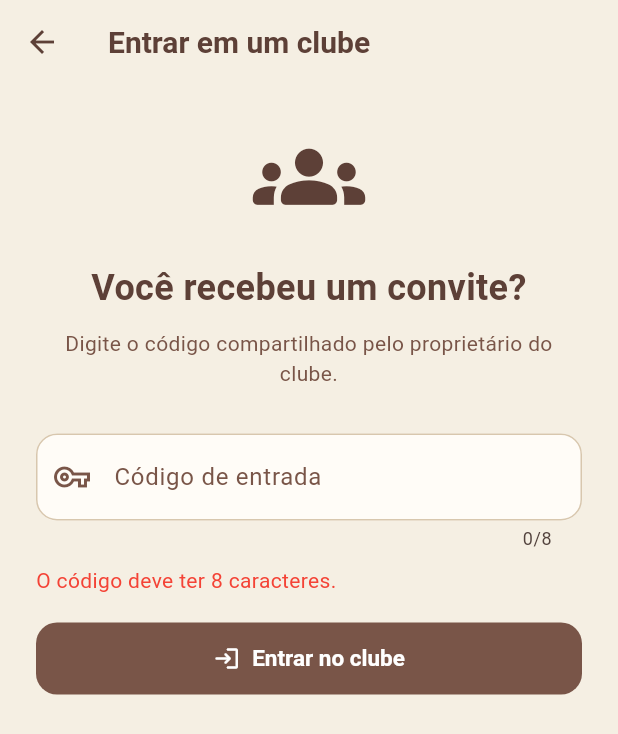
After one commit to effyus/readly, a Flutter app: the EntrarClubePage screen opened directly, after a tap on "Entrar no clube", on a phone screen of 412 x 824 dp. The commit adds this screen. Shown: the top 734 px of the screen. Run offline on Flutter 3.47's test engine with Material 3 defaults, Android fonts, the phone set to English and light mode, and no system bars; our stand-ins replace cloud_firestore, firebase_auth, firebase_core; accounts and stored records are empty.

Commit message:
feat: key

```diff
--- a/lib/clube_detalhes_page.dart
+++ b/lib/clube_detalhes_page.dart
@@ -104,9 +104,7 @@ class ClubeDetalhesPage extends StatelessWidget {
       titulo: 'Excluir clube?',
       mensagem:
           'O clube deixará de aparecer para todos os '
-          'participantes. As competições e os registros '
-          'serão preservados no Firebase para manter '
-          'o histórico. Esta ação não poderá ser '
+          'participantes. Esta ação não poderá ser '
           'desfeita pelo aplicativo.',
       acao: 'Excluir clube',
     );
--- /dev/null
+++ b/lib/entrar_clube_page.dart
@@ -0,0 +1,217 @@
+
+import 'package:cloud_firestore/cloud_firestore.dart';
+import 'package:firebase_auth/firebase_auth.dart';
+import 'package:flutter/material.dart';
+
+class EntrarClubePage extends StatefulWidget {
+  const EntrarClubePage({super.key});
+
+  @override
+  State<EntrarClubePage> createState() =>
+      _EntrarClubePageState();
+}
+
+class _EntrarClubePageState extends State<EntrarClubePage> {
+  static const cafe = Color(0xFF5D4037);
+  static const marrom = Color(0xFF795548);
+  static const papel = Color(0xFFF5EFE3);
+
+  final codigoController = TextEditingController();
+
+  bool carregando = false;
+  String? erro;
+
+  @override
+  void dispose() {
+    codigoController.dispose();
+    super.dispose();
+  }
+
+  Future<void> entrarNoClube() async {
+    final codigo = codigoController.text.trim().toUpperCase();
+    final uid = FirebaseAuth.instance.currentUser?.uid;
+
+    if (uid == null) {
+      setState(() => erro = 'Faça login novamente.');
+      return;
+    }
+
+    if (codigo.length != 8) {
+      setState(() {
+        erro = 'O código deve ter 8 caracteres.';
+      });
+      return;
+    }
+
+    setState(() {
+      carregando = true;
+      erro = null;
+    });
+
+    try {
+      final firestore = FirebaseFirestore.instance;
+
+      final resultado = await firestore
+          .collection('clubes')
+          .where('codigoEntrada', isEqualTo: codigo)
+          .limit(2)
+          .get();
+
+      if (resultado.docs.isEmpty) {
+        throw StateError('Nenhum clube encontrado com esse código.');
+      }
+
+      final clubesValidos = resultado.docs.where((doc) {
+        return doc.data()['excluido'] != true;
+      }).toList();
+
+      if (clubesValidos.isEmpty) {
+        throw StateError('Esse clube não está mais disponível.');
+      }
+
+      if (clubesValidos.length > 1) {
+        throw StateError(
+          'Código duplicado. Solicite outro convite ao responsável.',
+        );
+      }
+
+      final documento = clubesValidos.first;
+      final dados = documento.data();
+
+      final participantes =
+          List<String>.from(dados['participantes'] ?? []);
+
+      if (participantes.contains(uid)) {
+        throw StateError('Você já participa desse clube.');
+      }
+
+      // Confirma novamente os dados antes de entrar.
+      await firestore.runTransaction((transaction) async {
+        final atualizado =
+            await transaction.get(documento.reference);
+
+        if (!atualizado.exists) {
+          throw StateError('Clube não encontrado.');
+        }
+
+        final clube = atualizado.data()!;
+
+        if (clube['excluido'] == true ||
+            clube['codigoEntrada'] != codigo) {
+          throw StateError('Este convite não está disponível.');
+        }
+
+        final membros =
+            List<String>.from(clube['participantes'] ?? []);
+
+        if (membros.contains(uid)) {
+          throw StateError('Você já participa desse clube.');
+        }
+
+        transaction.update(documento.reference, {
+          'participantes': FieldValue.arrayUnion([uid]),
+        });
+      });
+
+      if (!mounted) return;
+
+      ScaffoldMessenger.of(context).showSnackBar(
+        SnackBar(
+          content: Text(
+            'Você entrou no clube ${dados['nome'] ?? ''}!',
+          ),
+        ),
+      );
+
+      Navigator.pop(context, true);
+    } on FirebaseException catch (e) {
+      if (mounted) {
+        setState(() {
+          erro = e.code == 'permission-denied'
+              ? 'O Firestore bloqueou a entrada. '
+                  'Confira as regras de participantes.'
+              : 'Erro no Firebase: ${e.message ?? e.code}';
+        });
+      }
+    } on StateError catch (e) {
+      if (mounted) {
+        setState(() => erro = e.message);
+      }
+    } catch (e) {
+      if (mounted) {
+        setState(() => erro = 'Não foi possível entrar: $e');
+      }
+    } finally {
+      if (mounted) {
+        setState(() => carregando = false);
+      }
+    }
+  }
+
+  @override
+  Widget build(BuildContext context) {
+    return Scaffold(
+      backgroundColor: papel,
+      appBar: AppBar(
+        title: const Text('Entrar em um clube'),
+      ),
+      body: ListView(
+        padding: const EdgeInsets.all(24),
+        children: [
+          const Icon(
+            Icons.groups_rounded,
+            size: 75,
+            color: cafe,
+          ),
+          const SizedBox(height: 20),
+          const Text(
+            'Você recebeu um convite?',
+            textAlign: TextAlign.center,
+            style: TextStyle(
+              color: cafe,
+              fontSize: 24,
+              fontWeight: FontWeight.bold,
+            ),
+          ),
+          const SizedBox(height: 10),
+          const Text(
+            'Digite o código compartilhado pelo '
+            'proprietário do clube.',
+            textAlign: TextAlign.center,
+            style: TextStyle(color: marrom),
+          ),
+          const SizedBox(height: 30),
+          TextField(
+            controller: codigoController,
+            textCapitalization: TextCapitalization.characters,
+            maxLength: 8,
+            decoration: const InputDecoration(
+              labelText: 'Código de entrada',
+              hintText: 'Ex.: ABCD1234',
+              border: OutlineInputBorder(),
+              prefixIcon: Icon(Icons.vpn_key_outlined),
+            ),
+            onSubmitted: (_) {
+              if (!carregando) entrarNoClube();
+            },
+          ),
+          if (erro != null) ...[
+            const SizedBox(height: 10),
+            Text(
+              erro!,
+              style: const TextStyle(color: Colors.red),
+            ),
+          ],
+          const SizedBox(height: 18),
+          FilledButton.icon(
+            onPressed: carregando ? null : entrarNoClube,
+            icon: const Icon(Icons.login_rounded),
+            label: Text(
+              carregando ? 'Entrando...' : 'Entrar no clube',
+            ),
+          ),
+        ],
+      ),
+    );
+  }
+}
--- a/lib/home_page.dart
+++ b/lib/home_page.dart
@@ -3,6 +3,7 @@ import 'package:flutter/material.dart';
 import 'package:firebase_auth/firebase_auth.dart';
 import 'package:cloud_firestore/cloud_firestore.dart';
 
+import 'entrar_clube_page.dart';
 import 'competicao_detalhes_page.dart';
 import 'meus_livros_page.dart';
 import 'clube_detalhes_page.dart';
@@ -777,6 +778,25 @@ class _ReadlyHomePageState extends State<ReadlyHomePage> {
               padding: const EdgeInsets.all(16),
             ),
           ),
+
+          const SizedBox(height: 12),
+
+          OutlinedButton.icon(
+            onPressed: () {
+              Navigator.push(
+                context,
+                MaterialPageRoute(builder: (_) => const EntrarClubePage()),
+              );
+            },
+            icon: const Icon(Icons.login_rounded),
+            label: const Text('Entrar em um clube'),
+            style: OutlinedButton.styleFrom(
+              foregroundColor: marrom,
+              padding: const EdgeInsets.all(16),
+              side: BorderSide(color: marrom),
+            ),
+          ),
+
           const SizedBox(height: 24),
 
           clubesDoUsuario(),
```
